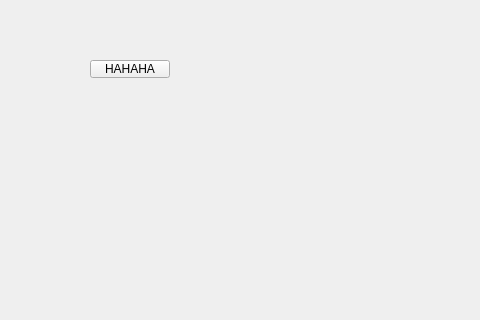
yyttt6/PKUHealthier, file PKUHealthier/mainwindow.ui: the form before one commit; both pictures show x 0 to 480 and y 0 to 320 of the 800 by 600 pixel window.
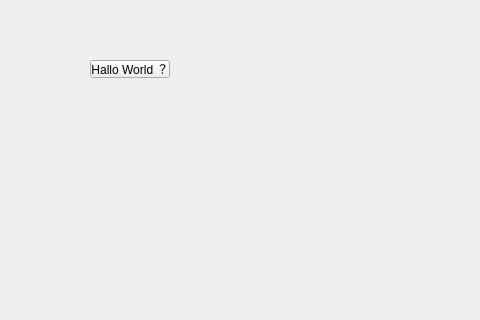
The form after the commit.

Commit message: 一步尝试

```diff
--- a/PKUHealthier/mainwindow.ui
+++ b/PKUHealthier/mainwindow.ui
@@ -24,7 +24,7 @@
      </rect>
     </property>
     <property name="text">
-     <string>HAHAHA</string>
+     <string>Hallo World ？</string>
     </property>
    </widget>
   </widget>
```
The commit also changes 1 other file.
